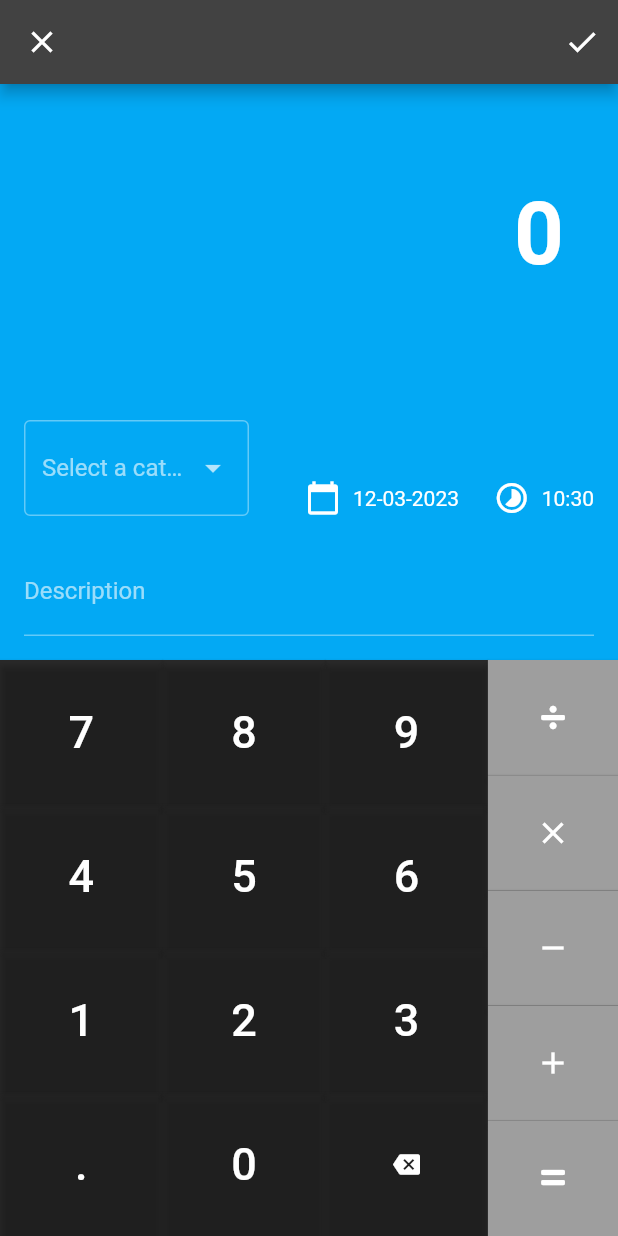
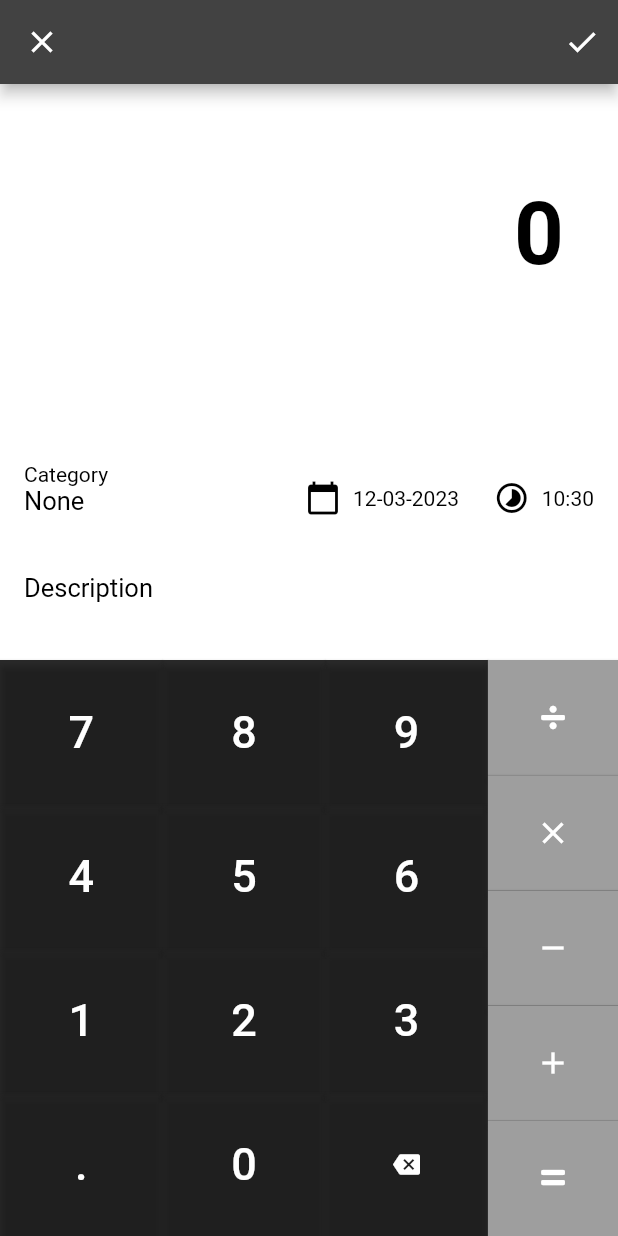
Before and after one commit to dnalhg/wall_et_al, a Flutter app: the screen it shows after launch, after a tap on the "chevron left" icon, after a tap on the "chevron right" icon, after a tap on the "add" icon, on a phone screen of 412 x 824 dp. Run offline on Flutter 3.47's test engine with Material 2 defaults, Android fonts, the phone set to English and light mode, and no system bars; our stand-ins replace flutter_colorpicker, sqflite; accounts and stored records are empty.

Commit message:
display categories properly

```diff
--- a/lib/add_expense.dart
+++ b/lib/add_expense.dart
@@ -17,7 +17,7 @@ class _AddExpenseState extends State<AddExpenseRoute> {
 
   late Calculator _calculator;
   late TextEditingController _descriptionController;
-  late int? _categoryId;
+  late int _categoryId;
   late DateTime _displayedDate;
   late TimeOfDay _displayedTime;
   Function? _getFinalAmount;
@@ -32,7 +32,7 @@ class _AddExpenseState extends State<AddExpenseRoute> {
       getFinalAmountCallback: (Function callback) => _getFinalAmount = callback,
       entry: widget.entry,
     );
-    _categoryId = widget.entry?.categoryId;
+    _categoryId = widget.entry?.categoryId ?? 1;
     _descriptionController = TextEditingController(text: widget.entry?.description);
     _displayedDate = DateTime.fromMillisecondsSinceEpoch(widget.entry?.msSinceEpoch ?? DateTime.now().millisecondsSinceEpoch);
     _displayedTime = TimeOfDay.fromDateTime(_displayedDate);
@@ -68,7 +68,7 @@ class _AddExpenseState extends State<AddExpenseRoute> {
       amount: finalAmount,
       msSinceEpoch: _getDisplayedDateTimeInMs(),
       description: _getDescription(),
-      categoryId: _categoryId!,
+      categoryId: _categoryId,
     );
   }
 
@@ -138,9 +138,37 @@ class _AddExpenseState extends State<AddExpenseRoute> {
     return "0$n";
   }
 
-  Widget _currentAmountDisplay() {
+  Widget _getCategoryName(BuildContext context) {
+    return FutureBuilder(
+      future: ExpenseDatabase.instance.getCategories(),
+      builder: (BuildContext context, AsyncSnapshot<List<CategoryEntry>> snapshot) {
+        if (snapshot.connectionState == ConnectionState.done) {
+          String text;
+          if (snapshot.hasError) {
+            text = 'Error: ${snapshot.error}';
+          } else if (!snapshot.hasData) {
+            text = 'Error: no data';
+          } else {
+            List<CategoryEntry> entries = snapshot.data!;
+            text = entries.firstWhere(
+                (CategoryEntry e) => e.id == _categoryId,
+                orElse: () {
+                  _categoryId = ExpenseDatabase.nullCategory.id!;
+                  return ExpenseDatabase.nullCategory;
+                }
+              ).name;
+          }
+          return Text(text, style: TextStyle(color: Theme.of(context).colorScheme.onSecondary, fontSize: 17));
+        } else {
+          return Text('', style: TextStyle(color: Theme.of(context).colorScheme.onSecondary, fontSize: 17));
+        }
+      }
+    );
+  }
+
+  Widget _currentAmountDisplay(BuildContext context) {
     return Container(
-      decoration: const BoxDecoration(color: Colors.lightBlue),
+      decoration: BoxDecoration(color: Theme.of(context).colorScheme.onPrimary),
       padding: const EdgeInsets.all(16),
       child: Stack(
         children: [
@@ -149,20 +177,41 @@ class _AddExpenseState extends State<AddExpenseRoute> {
             right: 20,
             child: FittedBox(
               fit: BoxFit.fitWidth,
-              child: Text(_displayedAmount, style: const TextStyle(fontSize: 58, fontWeight: FontWeight.bold)),
+              child: Text(_displayedAmount, style: TextStyle(
+                color: Theme.of(context).colorScheme.onSecondary,
+                fontSize: 58,
+                fontWeight: FontWeight.bold),
+              ),
             ),
           ),
           Positioned(
             left: 0,
             bottom: 80,
-            child: SizedBox(
-              width: 150,
-              child: CategoriesDropDown(categoryId: _categoryId, onCategorySelection: (int? newCategoryId) {
-                setState(() {
-                  _categoryId = newCategoryId;
-                });
-              })
+            child: InkWell(
+              onTap: _handleDatePicker,
+              child: SizedBox(
+                // height: 38,
+                width: 150,
+                child: Column(
+                  crossAxisAlignment: CrossAxisAlignment.start,
+                  children: [
+                    Text(
+                      'Category',
+                      style: TextStyle(color: Theme.of(context).colorScheme.onSecondary, fontSize: 14),
+                    ),
+                    _getCategoryName(context),
+                  ],
+                ),
+              ),
             ),
+            // child: SizedBox(
+            //   width: 150,
+            //   child: CategoriesDropDown(categoryId: _categoryId, onCategorySelection: (int? newCategoryId) {
+            //     setState(() {
+            //       _categoryId = newCategoryId;
+            //     });
+            //   })
+            // ),
           ),
           Positioned(
             right: 90,
@@ -172,9 +221,12 @@ class _AddExpenseState extends State<AddExpenseRoute> {
               child: Row(
                 mainAxisSize: MainAxisSize.min,
                 children: [
-                  const Icon(Icons.calendar_today),
+                  Icon(Icons.calendar_today, color: Theme.of(context).colorScheme.onSecondary),
                   const SizedBox(width: 8),
-                  Text('${_twoDigits(_displayedDate.day)}-${_twoDigits(_displayedDate.month)}-${_displayedDate.year}'),
+                  Text(
+                    '${_twoDigits(_displayedDate.day)}-${_twoDigits(_displayedDate.month)}-${_displayedDate.year}',
+                    style: TextStyle(color: Theme.of(context).colorScheme.onSecondary),
+                  ),
                 ],
               ),
             ),
@@ -187,9 +239,12 @@ class _AddExpenseState extends State<AddExpenseRoute> {
               child: Row(
                 mainAxisSize: MainAxisSize.min,
                 children: [
-                  const Icon(Icons.timelapse),
+                  Icon(Icons.timelapse, color: Theme.of(context).colorScheme.onSecondary),
                   const SizedBox(width: 8),
-                  Text('${_twoDigits(_displayedTime.hour)}:${_twoDigits(_displayedTime.minute)}'),
+                  Text(
+                    '${_twoDigits(_displayedTime.hour)}:${_twoDigits(_displayedTime.minute)}',
+                    style: TextStyle(color: Theme.of(context).colorScheme.onSecondary),
+                  ),
                 ],
               ),
             ),
@@ -200,11 +255,15 @@ class _AddExpenseState extends State<AddExpenseRoute> {
             right: 0,
             child: TextFormField(
               maxLines: 1,
-              decoration: const InputDecoration(
+              showCursor: false,
+              decoration: InputDecoration(
                 labelText: 'Description',
-                floatingLabelStyle: TextStyle(color: Colors.white),
-                focusedBorder: UnderlineInputBorder(borderSide: BorderSide(color: Colors.white))
+                floatingLabelStyle: TextStyle(color: Theme.of(context).colorScheme.onSecondary, fontSize: 19),
+                labelStyle: TextStyle(color: Theme.of(context).colorScheme.onSecondary, fontSize: 17),
+                enabledBorder: InputBorder.none,
+                focusedBorder: InputBorder.none,
               ),
+              style: TextStyle(color: Theme.of(context).colorScheme.onSecondary, fontSize: 17),
               controller: _descriptionController,
             ),
           ),
@@ -243,7 +302,7 @@ class _AddExpenseState extends State<AddExpenseRoute> {
       ),
       body: Column(
         children: [
-          Expanded(child: _currentAmountDisplay()),
+          Expanded(child: _currentAmountDisplay(context)),
           Expanded(child: _calculator),
         ],
       ),
--- a/lib/categories_dropdown.dart
+++ b/lib/categories_dropdown.dart
@@ -46,9 +46,10 @@ class _CategoriesDropDownState extends State<CategoriesDropDown> {
               onChanged: (int? categoryId) {
                 widget.onCategorySelection(categoryId);
               },
-              decoration: const InputDecoration(
-                labelText: 'Select a category',
-                border: OutlineInputBorder(),
+              decoration: InputDecoration(
+                labelText: 'Category',
+                labelStyle: TextStyle(color: Theme.of(context).colorScheme.onSecondary),
+                border: InputBorder.none,
               ),
             );
           }
--- a/lib/cost_breakdown.dart
+++ b/lib/cost_breakdown.dart
@@ -30,18 +30,23 @@ class _CostBreakdownState extends State<CostBreakdown>{
 
   ListTile _createExpenseView(BuildContext context, ExpenseEntry e) {
     final DateTime expenseTime = DateTime.fromMillisecondsSinceEpoch(e.msSinceEpoch);
+    CategoryEntry category = _categories.firstWhere(
+        (CategoryEntry cat) => cat.id == e.categoryId,
+        orElse: () => ExpenseDatabase.nullCategory,
+    );
     return ListTile(
-      leading: const CircleAvatar(
-        child: Icon(Icons.heart_broken),
+      leading: CircleAvatar(
+        backgroundColor: category.color,
+        child: Icon(category.icon, color: Theme.of(context).colorScheme.onPrimary),
       ),
-      title: Text(_categories.firstWhere((element) => element.id == e.categoryId).name),
+      title: Text(category.name, style: const TextStyle(fontSize: 18)),
       subtitle: Text(e.description),
       onTap: () => _expandExpense(context, e),
       trailing: Column(
         mainAxisAlignment: MainAxisAlignment.center,
         crossAxisAlignment: CrossAxisAlignment.end,
         children: [
-          Text(e.amount.toStringAsFixed(2), style: const TextStyle(color: Colors.redAccent, fontSize: 20)),
+          Text(e.amount.toStringAsFixed(2), style: const TextStyle(color: Colors.redAccent, fontSize: 18)),
           Text("${expenseTime.day.toString().padLeft(2, '0')}-${expenseTime.month.toString().padLeft(2, '0')}-${expenseTime.year}", style: const TextStyle(fontSize: 14)),
         ],
       ),
--- a/lib/database.dart
+++ b/lib/database.dart
@@ -21,6 +21,8 @@ class ExpenseDatabase {
   static final Future<Database> _database = _initDatabase();
   static const String _expenseTableName = 'expenses';
   static const String _categoriesTableName = 'categories';
+
+  static final CategoryEntry nullCategory = CategoryEntry(name: "None", icon: Icons.do_disturb_alt_sharp, color: Colors.red, id: 1);
 
   static ExpenseDatabase instance = ExpenseDatabase();
 
@@ -50,7 +52,6 @@ class ExpenseDatabase {
             )
             '''
         );
-        final nullCategory = CategoryEntry(name: "None", icon: Icons.do_disturb_alt_sharp, color: Colors.red);
         await db.insert(_categoriesTableName, nullCategory.toMap());
       },
       version: 1,
@@ -130,7 +131,7 @@ class ExpenseDatabase {
 }
 
 class CategoryEntry {
-  late final int? id;
+  int? id;
   final String name;
   final IconData icon;
   final Color color;
@@ -143,7 +144,7 @@ class CategoryEntry {
 
   factory CategoryEntry.fromMap(Map<String, dynamic> m) {
     return CategoryEntry(
-      id: m['id'],
+      id: m['id'] == 1 ? null : m['id'],
       name: m['name'],
       icon: IconData(m['icon'], fontFamily: "MaterialIcons"),
       color: Color(m['color'])
@@ -184,7 +185,7 @@ class ExpenseEntry {
   final double amount;
   final int msSinceEpoch;
   final String description;
-  final int categoryId;
+  final int? categoryId;
 
   const ExpenseEntry({
     required this.id,
--- a/lib/filter_bar.dart
+++ b/lib/filter_bar.dart
@@ -156,7 +156,7 @@ class _FilterBarState extends State<FilterBar> {
       mainAxisAlignment: MainAxisAlignment.center,
       children: [
         IconButton(
-          icon: const Icon(Icons.chevron_left),
+          icon: Icon(Icons.chevron_left, color: Theme.of(context).colorScheme.onPrimary),
           onPressed: () => _incrementCurrentTimePeriod(false),
         ),
         PopupMenuButton<_TimeFilterGranularity>(
@@ -174,11 +174,11 @@ class _FilterBarState extends State<FilterBar> {
             alignment: Alignment.center,
             width: 200,
             height: 50,
-            child: Text(_getDisplayedTimePeriod(), style: const TextStyle(fontSize: 18)),
+            child: Text(_getDisplayedTimePeriod(), style: TextStyle(fontSize: 18, color: Theme.of(context).colorScheme.onPrimary)),
           )
         ),
         IconButton(
-          icon: const Icon(Icons.chevron_right),
+          icon: Icon(Icons.chevron_right, color: Theme.of(context).colorScheme.onPrimary),
           onPressed: () => _incrementCurrentTimePeriod(true),
         ),
       ],
@@ -192,15 +192,15 @@ class _FilterBarState extends State<FilterBar> {
       children: [
         Positioned(
           child: Container(
-            height: _isExpanded() ? 210 : 90,
+            height: _isExpanded() ? 210 : 70,
             decoration: const BoxDecoration(
               color: Colors.transparent,
             ),
-            padding: const EdgeInsets.only(top: 10),
+            padding: const EdgeInsets.only(top: 12),
             child: AnimatedContainer(
               duration: _animationTime,
               height: _isExpanded() ? 200 : 80,
-              color: Colors.blueGrey,
+              color: Theme.of(context).primaryColorLight,
               child: _buildTimeFilter(context),
             ),
           ),
@@ -213,14 +213,14 @@ class _FilterBarState extends State<FilterBar> {
               duration: _animationTime,
               height: 20,
               width: 80,
-              decoration: const BoxDecoration(
-                color: Colors.white,
+              decoration: BoxDecoration(
+                color: Theme.of(context).primaryColorLight,
                 shape: BoxShape.rectangle,
-                borderRadius: BorderRadius.all(Radius.circular(8.0)),
+                borderRadius: const BorderRadius.all(Radius.circular(8.0)),
               ),
               child: Icon(
                 _isExpanded() ? Icons.keyboard_arrow_down : Icons.keyboard_arrow_up,
-                color: Colors.blue,
+                color: Theme.of(context).colorScheme.onPrimary,
               ),
             ),
           ),
--- a/lib/main.dart
+++ b/lib/main.dart
@@ -97,12 +97,12 @@ class _MainState extends State<Main>{
         Align(alignment: Alignment.bottomCenter, child: FilterBar(onExpand: _toggleExpansion, getExpansionState: _getExpansionState, updateTimeFilter: _updateTimeFilter)),
       ]),
       floatingActionButton: _expandedBottomBar ? null : Padding(
-        padding: const EdgeInsets.only(bottom: 80),
+        padding: const EdgeInsets.only(bottom: 55),
         child: FloatingActionButton(
             onPressed: () => _navigateToAddExpenseRoute(context),
-            backgroundColor: Colors.lightBlue,
+            backgroundColor: Theme.of(context).primaryColorLight,
             tooltip: 'Add new expense',
-            child: const Icon(Icons.add),
+            child: Icon(Icons.add, color: Theme.of(context).colorScheme.onPrimary),
           ),
       ),
     );
```
